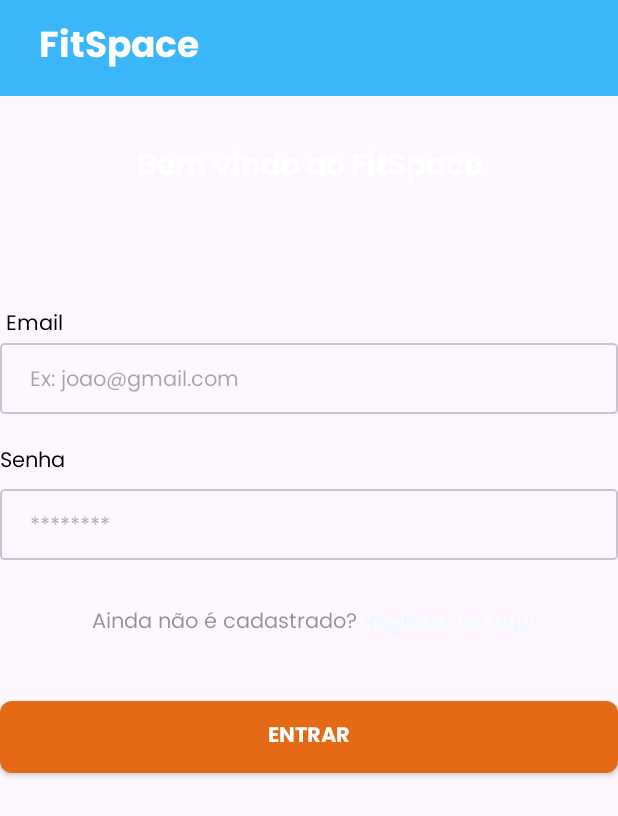
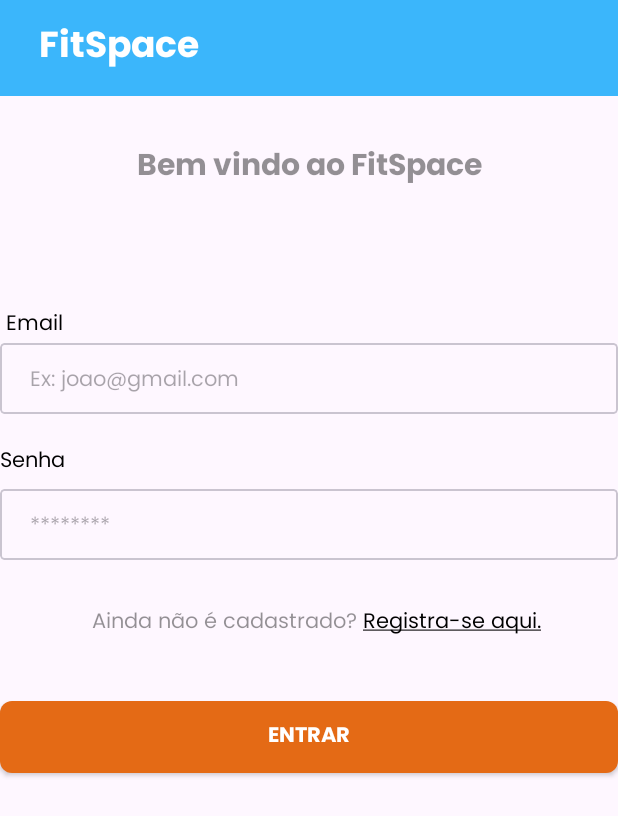
Before and after one commit to ComunidadeDevSpace/FitSpace, an Android app: the screen it shows after launch (SignIn), on a phone screen of 412 x 824 dp. Shown: the top 816 px of the screen. Run offline under Robolectric (Android 15) with nearby library versions, the phone set to English and light mode, and no system bars; our stand-ins replace Room's generated code.

Commit message:
Ajuste de themes para cor do link de cadastro

```diff
--- a/app/src/main/res/layout/activity_sign_in.xml
+++ b/app/src/main/res/layout/activity_sign_in.xml
@@ -35,7 +35,7 @@
             android:layout_height="wrap_content"
             android:layout_marginStart="26dp"
             android:text="@string/toolbarName"
-            style="@style/TookBarText"
+            style="@style/ToolBarText"
             app:layout_constraintBottom_toBottomOf="parent"
             app:layout_constraintStart_toStartOf="parent"
             app:layout_constraintTop_toTopOf="parent" />
--- a/app/src/main/res/values/themes.xml
+++ b/app/src/main/res/values/themes.xml
@@ -3,7 +3,7 @@
     <style name="Base.Theme.FitSpace" parent="Theme.Material3.DayNight.NoActionBar">
         <!-- Customize your light theme here. -->
         <!-- <item name="colorPrimary">@color/my_light_primary</item> -->
-        <item name="colorPrimary">@color/blue_background</item>
+        <item name="colorPrimary">@color/black</item>
         <item name="colorSecondary">@color/blue_02</item>
         <item name="colorTertiary">@color/orange</item>
         <item name="android:statusBarColor">@color/blue_04</item>
@@ -17,7 +17,7 @@
         <item name="android:background">@color/blue_02</item>
     </style>
 
-    <style name="TookBarText" parent="Widget.AppCompat.TextView">
+    <style name="ToolBarText" parent="Widget.AppCompat.TextView">
         <item name="fontFamily">@font/poppins_bold</item>
         <item name="android:textColor">@color/white</item>
         <item name="android:gravity">center</item>
@@ -26,7 +26,7 @@
 
     <style name="BoasVindas" parent="Widget.AppCompat.TextView">
         <item name="fontFamily">@font/poppins_bold</item>
-        <item name="android:textColor">@color/white</item>
+        <item name="android:textColor">@color/black_42</item>
         <item name="android:gravity">center</item>
         <item name="android:textSize">20sp</item>
     </style>
```
